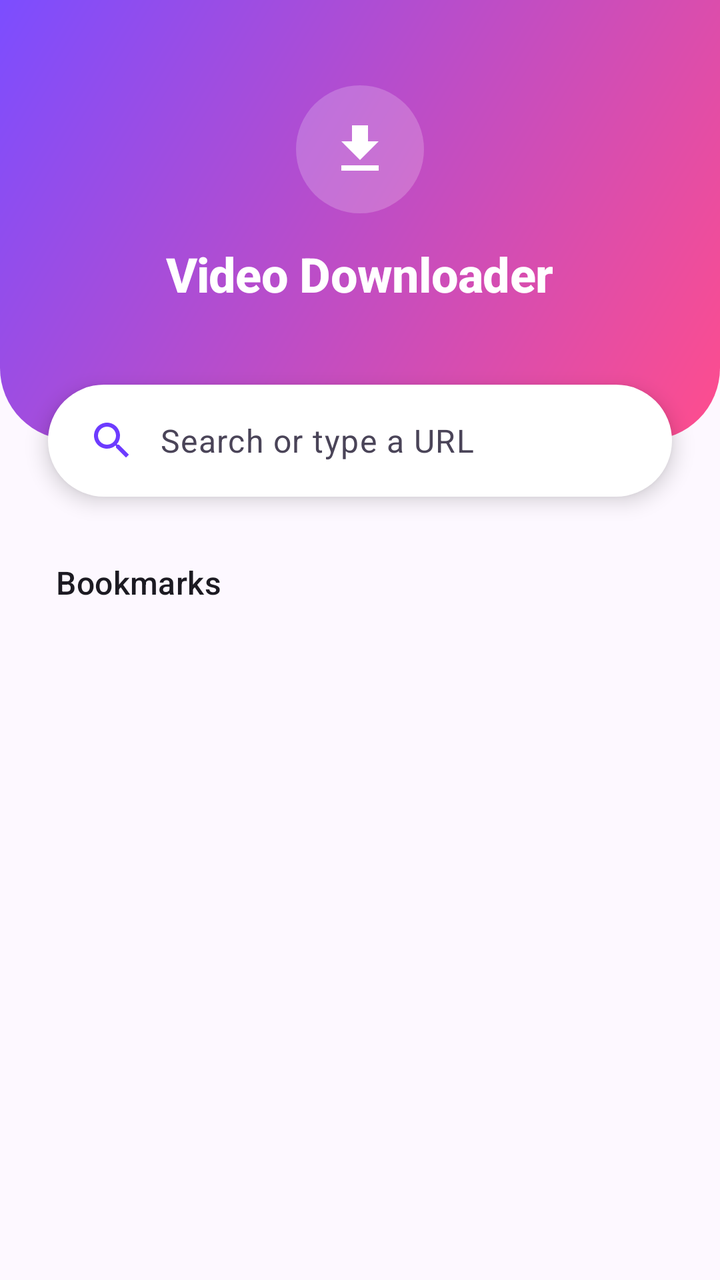
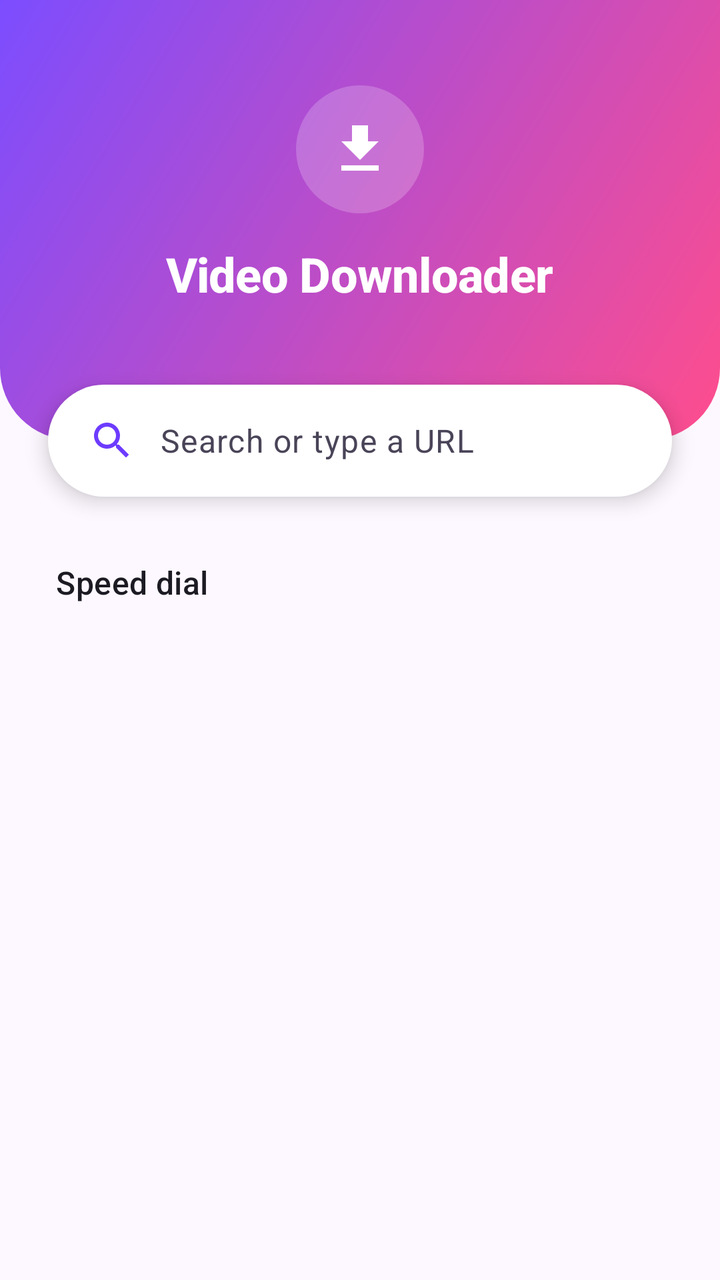

An Android layout rendered at two revisions. The XML below is the earlier revision; the diff shows what the commit changed to produce the second picture.
<!-- AndroidManifest.xml: application theme Theme.VideoDownloader -->
<!-- res/layout/view_start_page.xml -->
<?xml version="1.0" encoding="utf-8"?>
<androidx.core.widget.NestedScrollView xmlns:android="http://schemas.android.com/apk/res/android"
    xmlns:app="http://schemas.android.com/apk/res-auto"
    android:layout_width="match_parent"
    android:layout_height="match_parent"
    android:background="?android:attr/colorBackground"
    android:fillViewport="true"
    android:overScrollMode="never">

    <LinearLayout
        android:layout_width="match_parent"
        android:layout_height="wrap_content"
        android:orientation="vertical"
        android:paddingBottom="144dp">

        
        <LinearLayout
            android:id="@+id/startHero"
            android:layout_width="match_parent"
            android:layout_height="220dp"
            android:background="@drawable/bg_hero"
            android:gravity="center"
            android:orientation="vertical"
            android:paddingBottom="24dp">

            <ImageView
                android:layout_width="64dp"
                android:layout_height="64dp"
                android:background="@drawable/bg_hero_icon"
                android:contentDescription="@null"
                android:id="@+id/startHeroIcon"
                android:padding="16dp"
                android:src="@drawable/ic_download"
                app:tint="@android:color/white" />

            <TextView
                android:layout_width="wrap_content"
                android:layout_height="wrap_content"
                android:id="@+id/startHeroTitle"
                android:layout_marginTop="14dp"
                android:text="@string/app_name"
                android:textAppearance="?attr/textAppearanceHeadlineSmall"
                android:textColor="@android:color/white" />

            <TextView
                android:id="@+id/startHeroSubtitle"
                android:layout_width="wrap_content"
                android:layout_height="wrap_content"
                android:layout_marginHorizontal="32dp"
                android:layout_marginTop="8dp"
                android:gravity="center"
                android:maxWidth="520dp"
                android:text="@string/incognito_desc"
                android:textAppearance="?attr/textAppearanceBodySmall"
                android:textColor="#DDFFFFFF"
                android:visibility="gone" />
        </LinearLayout>

        
        <TextView
            android:id="@+id/startSearch"
            android:layout_width="match_parent"
            android:layout_height="56dp"
            android:layout_marginHorizontal="24dp"
            android:layout_marginTop="-28dp"
            android:background="@drawable/bg_search_card"
            android:clickable="true"
            android:drawablePadding="12dp"
            android:drawableStart="@drawable/ic_search"
            android:drawableTint="?attr/colorPrimary"
            android:elevation="6dp"
            android:focusable="true"
            android:foreground="?attr/selectableItemBackground"
            android:gravity="center_vertical"
            android:paddingHorizontal="20dp"
            android:stateListAnimator="@animator/press_scale"
            android:text="@string/search_or_url"
            android:textAppearance="?attr/textAppearanceBodyLarge"
            android:textColor="?attr/colorOnSurfaceVariant" />

        <TextView
            android:layout_width="match_parent"
            android:layout_height="wrap_content"
            android:layout_marginTop="32dp"
            android:paddingHorizontal="28dp"
            android:text="@string/bookmarks"
            android:textAppearance="?attr/textAppearanceTitleMedium"
            android:textColor="?attr/colorOnSurface" />

        <androidx.recyclerview.widget.RecyclerView
            android:id="@+id/startTiles"
            android:layout_width="match_parent"
            android:layout_height="wrap_content"
            android:layout_marginTop="8dp"
            android:layoutAnimation="@anim/layout_list_enter"
            android:nestedScrollingEnabled="false"
            android:overScrollMode="never"
            android:paddingHorizontal="20dp" />

        <TextView
            android:id="@+id/startEmpty"
            android:layout_width="wrap_content"
            android:layout_height="wrap_content"
            android:layout_gravity="center_horizontal"
            android:layout_marginTop="16dp"
            android:text="@string/no_bookmarks"
            android:textAppearance="?attr/textAppearanceBodyMedium"
            android:textColor="?attr/colorOnSurfaceVariant"
            android:visibility="gone" />
    </LinearLayout>
</androidx.core.widget.NestedScrollView>
<!-- resources referenced by this layout -->
<resources>
  <!-- drawable bg_hero_icon (drawable) -->
  <?xml version="1.0" encoding="utf-8"?>
  <shape xmlns:android="http://schemas.android.com/apk/res/android"
      android:shape="oval">
      <solid android:color="#33FFFFFF" />
  </shape>
  <!-- drawable bg_search_card (drawable) -->
  <?xml version="1.0" encoding="utf-8"?>
  <shape xmlns:android="http://schemas.android.com/apk/res/android"
      android:shape="rectangle">
      <solid android:color="?attr/colorSurfaceContainerLowest" />
      <corners android:radius="28dp" />
  </shape>
  <string name="app_name">Video Downloader</string>
  <string name="bookmarks">Bookmarks</string>
  <string name="incognito_desc">Pages you open in incognito tabs aren\'t saved to your history. Their cookies and site data are deleted when you close all incognito tabs.</string>
  <string name="no_bookmarks">No bookmarks yet.</string>
  <string name="search_or_url">Search or type a URL</string>
  <color name="brand_gradient_start">#7C4DFF</color>
  <color name="brand_gradient_end">#FF4D8D</color>
  <color name="md_primary">#6D3BFF</color>
  <color name="md_on_primary">#FFFFFF</color>
  <color name="md_primary_container">#EADDFF</color>
  <color name="md_on_primary_container">#22005D</color>
  <color name="md_secondary">#625B71</color>
  <color name="md_on_secondary">#FFFFFF</color>
  <color name="md_secondary_container">#EDE4FF</color>
  <color name="md_on_secondary_container">#2A1A5E</color>
  <color name="md_tertiary">#E9407A</color>
  <color name="md_on_tertiary">#FFFFFF</color>
  <color name="md_tertiary_container">#FFD9E3</color>
  <color name="md_on_tertiary_container">#3E001D</color>
  <color name="md_error">#BA1A1A</color>
  <color name="md_on_error">#FFFFFF</color>
  <color name="md_error_container">#FFDAD6</color>
  <color name="md_on_error_container">#410002</color>
  <color name="md_background">#FDF8FF</color>
  <color name="md_on_background">#1C1A22</color>
  <color name="md_surface">#FDF8FF</color>
  <color name="md_on_surface">#1C1A22</color>
  <color name="md_surface_variant">#E7E0F0</color>
  <color name="md_on_surface_variant">#4A4458</color>
  <color name="md_outline">#7A7489</color>
  <color name="md_outline_variant">#CBC3DA</color>
  <color name="md_surface_container_lowest">#FFFFFF</color>
  <color name="md_surface_container_low">#F8F1FF</color>
  <color name="md_surface_container">#F3ECFC</color>
  <color name="md_surface_container_high">#EFE7F9</color>
  <color name="md_surface_container_highest">#E9E1F4</color>
  <color name="md_inverse_surface">#312E38</color>
  <color name="md_inverse_on_surface">#F5EFF8</color>
  <color name="md_inverse_primary">#CDBDFF</color>
  <style name="TextAppearance.VD.HeadlineSmall" parent="TextAppearance.Material3.HeadlineSmall">
          <item name="android:fontFamily">sans-serif-medium</item>
          <item name="fontFamily">sans-serif-medium</item>
          <item name="android:textStyle">bold</item>
          <item name="android:letterSpacing">-0.01</item>
      </style>
  <style name="TextAppearance.VD.TitleLarge" parent="TextAppearance.Material3.TitleLarge">
          <item name="android:fontFamily">sans-serif-medium</item>
          <item name="fontFamily">sans-serif-medium</item>
          <item name="android:textStyle">bold</item>
          <item name="android:letterSpacing">-0.005</item>
      </style>
  <style name="TextAppearance.VD.TitleMedium" parent="TextAppearance.Material3.TitleMedium">
          <item name="android:fontFamily">sans-serif-medium</item>
          <item name="fontFamily">sans-serif-medium</item>
      </style>
  <style name="TextAppearance.VD.TitleSmall" parent="TextAppearance.Material3.TitleSmall">
          <item name="android:fontFamily">sans-serif-medium</item>
          <item name="fontFamily">sans-serif-medium</item>
      </style>
  <!-- unchanged entries left out for length: 4 -->
</resources>

<!-- the commit's change to res/layout/view_start_page.xml (unified diff, before → after) -->
@@ -83,7 +83,7 @@
             android:layout_height="wrap_content"
             android:layout_marginTop="32dp"
             android:paddingHorizontal="28dp"
-            android:text="@string/bookmarks"
+            android:text="@string/speed_dial"
             android:textAppearance="?attr/textAppearanceTitleMedium"
             android:textColor="?attr/colorOnSurface" />
 
<!-- resource entries referenced after the edit -->
@@ -14,10 +14,10 @@
       <corners android:radius="28dp" />
   </shape>
   <string name="app_name">Video Downloader</string>
-  <string name="bookmarks">Bookmarks</string>
   <string name="incognito_desc">Pages you open in incognito tabs aren\'t saved to your history. Their cookies and site data are deleted when you close all incognito tabs.</string>
   <string name="no_bookmarks">No bookmarks yet.</string>
   <string name="search_or_url">Search or type a URL</string>
+  <string name="speed_dial">Speed dial</string>
   <color name="brand_gradient_start">#7C4DFF</color>
   <color name="brand_gradient_end">#FF4D8D</color>
   <color name="md_primary">#6D3BFF</color>
